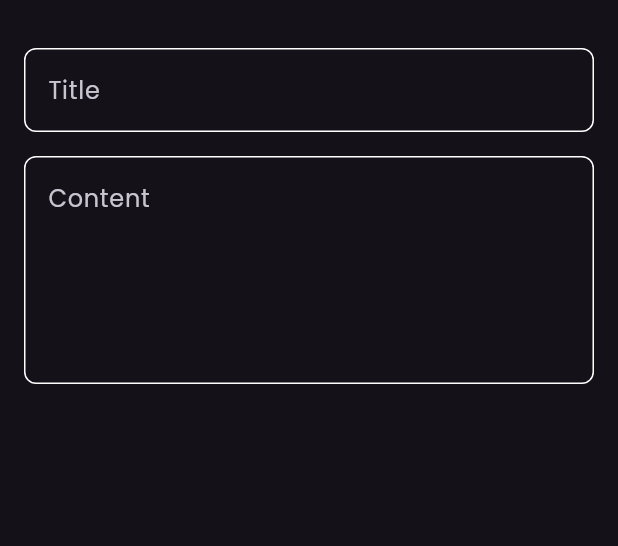
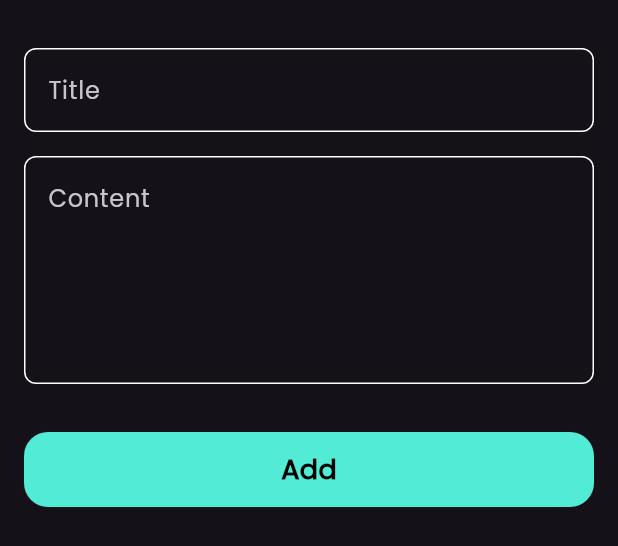
Before and after one commit to i4oofi/Notes_App, a Flutter app: the AddNoteBottomSheet widget shown alone on an empty page, opened directly, on a phone screen of 412 x 824 dp. Shown: the top 546 px of the screen. Run offline on Flutter 3.47's test engine with Material 3 defaults, Android fonts, the phone set to English and light mode, and no system bars; our stand-ins replace font_awesome_flutter.

Commit message:
finish notes bottom sheet

```diff
--- a/lib/widgets/add_note_bottom_sheet.dart
+++ b/lib/widgets/add_note_bottom_sheet.dart
@@ -1,4 +1,5 @@
 import 'package:flutter/material.dart';
+import 'package:notes_app/widgets/custom_button.dart';
 import 'package:notes_app/widgets/cutom_text_field.dart';
 
 class AddNoteBottomSheet extends StatelessWidget {
@@ -6,9 +7,10 @@ class AddNoteBottomSheet extends StatelessWidget {
 
   @override
   Widget build(BuildContext context) {
-    return Padding(
-      padding: const EdgeInsets.symmetric(horizontal: 16),
-      child: const Column(
+    return const Padding(
+      padding: EdgeInsets.symmetric(horizontal: 16),
+      child: SingleChildScrollView(
+        child: Column(
           children: [
             SizedBox(
               height: 32,
@@ -23,7 +25,15 @@ class AddNoteBottomSheet extends StatelessWidget {
               hint: 'Content',
               maxlines: 5,
             ),
+            SizedBox(
+              height: 32,
+            ),
+            CustomButton(),
+            SizedBox(
+              height: 16,
+            ),
           ],
+        ),
       ),
     );
   }
--- /dev/null
+++ b/lib/widgets/custom_button.dart
@@ -0,0 +1,23 @@
+import 'package:flutter/material.dart';
+import 'package:notes_app/constnts.dart';
+
+class CustomButton extends StatelessWidget {
+  const CustomButton({super.key});
+
+  @override
+  Widget build(BuildContext context) {
+    return Container(
+      width: MediaQuery.of(context).size.width,
+      height: 50,
+      decoration: BoxDecoration(
+          color: kPrimaryColor, borderRadius: BorderRadius.circular(16)),
+      child: const Center(
+        child: Text(
+          'Add',
+          style: TextStyle(
+              color: Colors.black, fontSize: 18, fontWeight: FontWeight.bold),
+        ),
+      ),
+    );
+  }
+}
```
Lines whose indentation alone changed are shown as unchanged.
